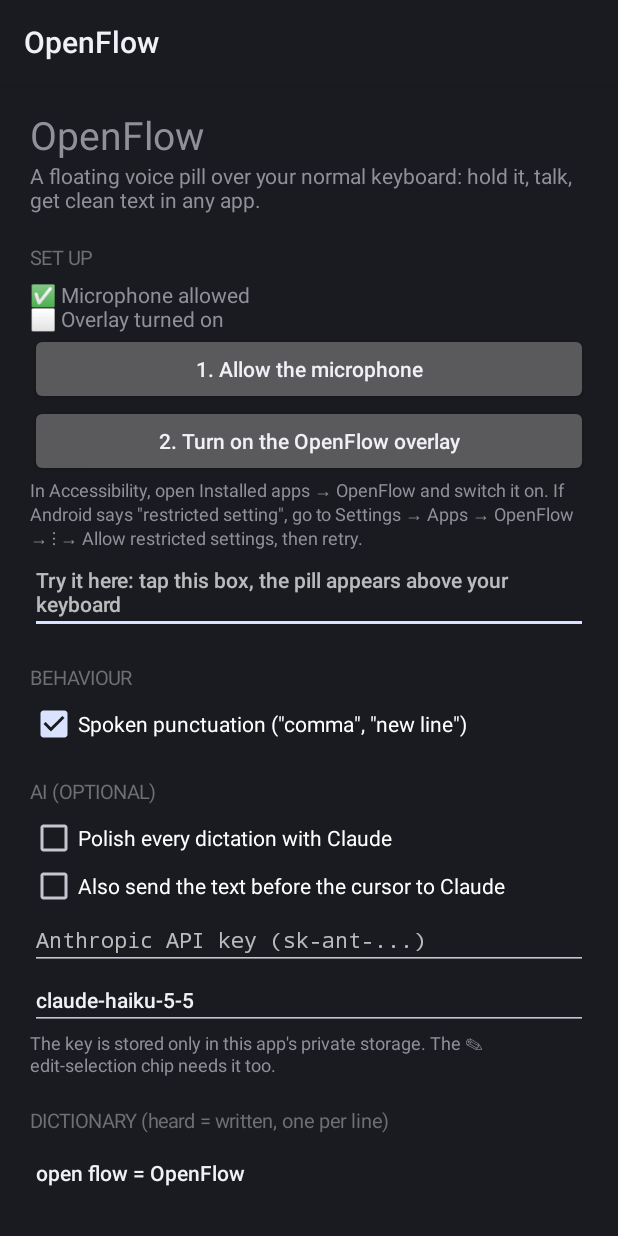
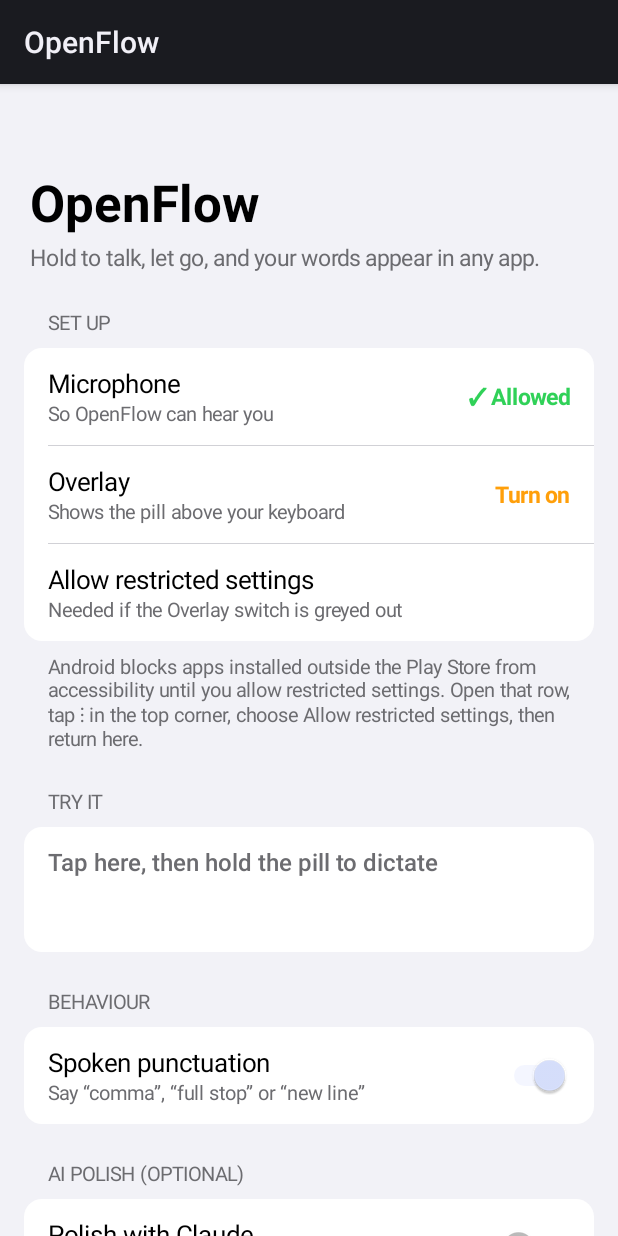
Before and after one commit to PremKishore27/openflow-android, an Android app: the screen it shows after launch (SettingsActivity), on a phone screen of 412 x 824 dp. Run offline under Robolectric (Android 15) with nearby library versions, the phone set to English and light mode, and no system bars.

Commit message:
Apple-style settings screen, new icon, Android install guide, release on tag

```diff
--- a/app/build.gradle.kts
+++ b/app/build.gradle.kts
@@ -11,8 +11,8 @@ android {
         applicationId = "com.openflow.android"
         minSdk = 26
         targetSdk = 35
-        versionCode = 2
-        versionName = "0.2"
+        versionCode = 3
+        versionName = "0.3"
     }
 
     buildTypes {
--- a/app/src/main/java/com/openflow/android/SettingsActivity.kt
+++ b/app/src/main/java/com/openflow/android/SettingsActivity.kt
@@ -2,38 +2,60 @@ package com.openflow.android
 
 import android.Manifest
 import android.app.Activity
+import android.content.ComponentName
 import android.content.Intent
 import android.content.pm.PackageManager
+import android.content.res.Configuration
+import android.graphics.Typeface
+import android.graphics.drawable.GradientDrawable
+import android.net.Uri
 import android.os.Bundle
 import android.provider.Settings
 import android.text.InputType
-import android.widget.Button
-import android.widget.CheckBox
+import android.view.Gravity
+import android.view.View
 import android.widget.EditText
 import android.widget.LinearLayout
 import android.widget.ScrollView
+import android.widget.Switch
 import android.widget.TextView
 import android.widget.Toast
 
-/** Setup + settings screen (the launcher icon). Built in code so the project needs no extra libraries. */
+/**
+ * Setup and settings. Styled after Apple's grouped-list look: light and dark, rounded cards,
+ * hairline separators, system colours. Built in code so the project needs no extra libraries.
+ */
 class SettingsActivity : Activity() {
     private lateinit var prefs: Prefs
-    private lateinit var statusView: TextView
-    private lateinit var polish: CheckBox
-    private lateinit var sendContext: CheckBox
-    private lateinit var spoken: CheckBox
+    private lateinit var micStatus: TextView
+    private lateinit var overlayStatus: TextView
+    private lateinit var polish: Switch
+    private lateinit var sendContext: Switch
+    private lateinit var spoken: Switch
     private lateinit var apiKey: EditText
     private lateinit var model: EditText
     private lateinit var dictionary: EditText
     private lateinit var snippets: EditText
     private lateinit var appStyles: EditText
+    private lateinit var tryField: EditText
+
+    private val night by lazy {
+        (resources.configuration.uiMode and Configuration.UI_MODE_NIGHT_MASK) == Configuration.UI_MODE_NIGHT_YES
+    }
+    private val cBg by lazy { if (night) 0xFF000000.toInt() else 0xFFF2F2F7.toInt() }
+    private val cCard by lazy { if (night) 0xFF1C1C1E.toInt() else 0xFFFFFFFF.toInt() }
+    private val cText by lazy { if (night) 0xFFFFFFFF.toInt() else 0xFF000000.toInt() }
+    private val cSub by lazy { if (night) 0xFF8E8E93.toInt() else 0xFF6C6C70.toInt() }
+    private val cLine by lazy { if (night) 0xFF38383A.toInt() else 0xFFD1D1D6.toInt() }
+    private val accent = 0xFF0A84FF.toInt()
+    private val good = 0xFF30D158.toInt()
+    private val attention = 0xFFFF9F0A.toInt()
 
     private fun dp(v: Int) = (v * resources.displayMetrics.density).toInt()
 
     override fun onCreate(savedInstanceState: Bundle?) {
         super.onCreate(savedInstanceState)
         prefs = Prefs(this)
-        title = "OpenFlow"
         setContentView(build())
     }
 
@@ -47,81 +69,180 @@ class SettingsActivity : Activity() {
         refreshStatus()
     }
 
-    private fun heading(text: String) = TextView(this).apply {
-        this.text = text
-        textSize = 13f
-        setPadding(0, dp(20), 0, dp(6))
-        setTextColor(0xFF6E6E73.toInt())
+    // ---------- building blocks ----------
+    private fun rounded(color: Int, radius: Int) = GradientDrawable().apply {
+        setColor(color)
+        cornerRadius = dp(radius).toFloat()
     }
 
-    private fun button(text: String, onClick: () -> Unit) = Button(this).apply {
-        this.text = text
-        isAllCaps = false
-        setOnClickListener { onClick() }
+    private fun text(s: String, size: Float, color: Int? = null, bold: Boolean = false) = TextView(this).apply {
+        text = s
+        textSize = size
+        setTextColor(color ?: cText)
+        if (bold) typeface = Typeface.DEFAULT_BOLD
+    }
+
+    private fun section(title: String) = text(title.uppercase(), 13f, cSub).apply {
+        setPadding(dp(32), dp(24), dp(20), dp(8))
+    }
+
+    private fun footnote(s: String) = text(s, 13f, cSub).apply { setPadding(dp(32), dp(8), dp(20), 0) }
+
+    private fun card() = LinearLayout(this).apply {
+        orientation = LinearLayout.VERTICAL
+        background = rounded(cCard, 12)
+        layoutParams = LinearLayout.LayoutParams(-1, -2).apply { setMargins(dp(16), 0, dp(16), 0) }
+    }
+
+    private fun divider(into: LinearLayout) {
+        into.addView(
+            View(this).apply { setBackgroundColor(cLine) },
+            LinearLayout.LayoutParams(-1, 1).apply { setMargins(dp(16), 0, 0, 0) }
+        )
+    }
+
+    private fun row(title: String, subtitle: String?, trailing: View?, onClick: (() -> Unit)? = null): LinearLayout {
+        val left = LinearLayout(this).apply { orientation = LinearLayout.VERTICAL }
+        left.addView(text(title, 17f))
+        if (subtitle != null) left.addView(text(subtitle, 13f, cSub))
+        return LinearLayout(this).apply {
+            orientation = LinearLayout.HORIZONTAL
+            gravity = Gravity.CENTER_VERTICAL
+            setPadding(dp(16), dp(12), dp(16), dp(12))
+            addView(left, LinearLayout.LayoutParams(0, -2, 1f))
+            if (trailing != null) addView(trailing, LinearLayout.LayoutParams(-2, -2).apply { marginStart = dp(12) })
+            if (onClick != null) {
+                val ta = obtainStyledAttributes(intArrayOf(android.R.attr.selectableItemBackground))
+                background = ta.getDrawable(0)
+                ta.recycle()
+                isClickable = true
+                setOnClickListener { onClick() }
+            }
+        }
+    }
+
+    private fun switchRow(title: String, subtitle: String?, checked: Boolean): Pair<LinearLayout, Switch> {
+        val sw = Switch(this).apply { isChecked = checked }
+        return row(title, subtitle, sw) to sw
     }
 
     private fun field(hint: String, value: String, lines: Int = 1, secret: Boolean = false) = EditText(this).apply {
         this.hint = hint
         setText(value)
-        if (secret) inputType = InputType.TYPE_CLASS_TEXT or InputType.TYPE_TEXT_VARIATION_PASSWORD
-        else if (lines > 1) { inputType = InputType.TYPE_CLASS_TEXT or InputType.TYPE_TEXT_FLAG_MULTI_LINE; minLines = lines; gravity = android.view.Gravity.TOP }
-        textSize = 14f
+        textSize = 16f
+        setTextColor(cText)
+        setHintTextColor(cSub)
+        background = null
+        setPadding(dp(16), dp(12), dp(16), dp(12))
+        when {
+            secret -> inputType = InputType.TYPE_CLASS_TEXT or InputType.TYPE_TEXT_VARIATION_PASSWORD
+            lines > 1 -> {
+                inputType = InputType.TYPE_CLASS_TEXT or InputType.TYPE_TEXT_FLAG_MULTI_LINE
+                minLines = lines
+                gravity = Gravity.TOP
+            }
+        }
     }
 
+    private fun primaryButton(label: String, onClick: () -> Unit) = TextView(this).apply {
+        text = label
+        textSize = 17f
+        setTextColor(0xFFFFFFFF.toInt())
+        typeface = Typeface.DEFAULT_BOLD
+        gravity = Gravity.CENTER
+        background = rounded(accent, 12)
+        layoutParams = LinearLayout.LayoutParams(-1, dp(52)).apply { setMargins(dp(16), dp(24), dp(16), 0) }
+        setOnClickListener { onClick() }
+    }
+
+    // ---------- screen ----------
     private fun build(): ScrollView {
         val col = LinearLayout(this).apply {
             orientation = LinearLayout.VERTICAL
-            setPadding(dp(20), dp(16), dp(20), dp(40))
+            setPadding(0, dp(56), 0, dp(40))
         }
-        col.addView(TextView(this).apply { text = "OpenFlow"; textSize = 26f })
-        col.addView(TextView(this).apply { text = "A floating voice pill over your normal keyboard: hold it, talk, get clean text in any app." })
+        col.addView(text("OpenFlow", 34f, bold = true).apply { setPadding(dp(20), 0, dp(20), 0) })
+        col.addView(text("Hold to talk, let go, and your words appear in any app.", 15f, cSub).apply {
+            setPadding(dp(20), dp(4), dp(20), 0)
+        })
 
-        col.addView(heading("SET UP"))
-        statusView = TextView(this).apply { textSize = 14f }
-        col.addView(statusView)
-        col.addView(button("1. Allow the microphone") {
+        col.addView(section("Set up"))
+        val setup = card()
+        micStatus = text("", 15f, bold = true)
+        setup.addView(row("Microphone", "So OpenFlow can hear you", micStatus) {
             requestPermissions(arrayOf(Manifest.permission.RECORD_AUDIO), 1)
         })
-        col.addView(button("2. Turn on the OpenFlow overlay") {
+        divider(setup)
+        overlayStatus = text("", 15f, bold = true)
+        setup.addView(row("Overlay", "Shows the pill above your keyboard", overlayStatus) {
             startActivity(Intent(Settings.ACTION_ACCESSIBILITY_SETTINGS))
         })
-        col.addView(TextView(this).apply {
-            text = "In Accessibility, open Installed apps → OpenFlow and switch it on. If Android says " +
-                "\"restricted setting\", go to Settings → Apps → OpenFlow → ⋮ → Allow restricted settings, then retry."
-            textSize = 12f
+        divider(setup)
+        setup.addView(row("Allow restricted settings", "Needed if the Overlay switch is greyed out", null) {
+            startActivity(Intent(Settings.ACTION_APPLICATION_DETAILS_SETTINGS, Uri.parse("package:$packageName")))
         })
-        col.addView(field("Try it here: tap this box, the pill appears above your keyboard", "", 2))
+        col.addView(setup)
+        col.addView(footnote(
+            "Android blocks apps installed outside the Play Store from accessibility until you allow " +
+                "restricted settings. Open that row, tap ⋮ in the top corner, choose Allow restricted settings, " +
+                "then return here."
+        ))
 
-        col.addView(heading("BEHAVIOUR"))
-        spoken = CheckBox(this).apply { text = "Spoken punctuation (\"comma\", \"new line\")"; isChecked = prefs.spoken }
-        col.addView(spoken)
+        col.addView(section("Try it"))
+        val tryCard = card()
+        tryField = field("Tap here, then hold the pill to dictate", "", 3)
+        tryCard.addView(tryField)
+        col.addView(tryCard)
 
-        col.addView(heading("AI (OPTIONAL)"))
-        polish = CheckBox(this).apply { text = "Polish every dictation with Claude"; isChecked = prefs.polish }
-        sendContext = CheckBox(this).apply { text = "Also send the text before the cursor to Claude"; isChecked = prefs.sendContext }
-        col.addView(polish)
-        col.addView(sendContext)
-        apiKey = field("Anthropic API key (sk-ant-...)", prefs.apiKey, secret = true)
+        col.addView(section("Behaviour"))
+        val behaviour = card()
+        val (spokenRow, sw) = switchRow("Spoken punctuation", "Say “comma”, “full stop” or “new line”", prefs.spoken)
+        spoken = sw
+        behaviour.addView(spokenRow)
+        col.addView(behaviour)
+
+        col.addView(section("AI polish (optional)"))
+        val ai = card()
+        val (polishRow, p) = switchRow("Polish with Claude", "Smooths grammar and flow", prefs.polish)
+        polish = p
+        ai.addView(polishRow)
+        divider(ai)
+        val (ctxRow, c) = switchRow("Send text before cursor", "Helps match names and style", prefs.sendContext)
+        sendContext = c
+        ai.addView(ctxRow)
+        divider(ai)
+        apiKey = field("Anthropic API key (sk-ant-…)", prefs.apiKey, secret = true)
+        ai.addView(apiKey)
+        divider(ai)
         model = field("Model", prefs.model)
-        col.addView(apiKey)
-        col.addView(model)
-        col.addView(TextView(this).apply {
-            text = "The key is stored only in this app's private storage. The ✎ edit-selection chip needs it too."
-            textSize = 12f
-        })
+        ai.addView(model)
+        col.addView(ai)
+        col.addView(footnote("Stored only on this phone. OpenFlow works fully without a key."))
 
-        col.addView(heading("DICTIONARY (heard = written, one per line)"))
+        col.addView(section("Dictionary: heard = written"))
+        val dict = card()
         dictionary = field("open flow = OpenFlow", prefs.dictionaryText, 4)
-        col.addView(dictionary)
-        col.addView(heading("SNIPPETS (say trigger = inserted text)"))
+        dict.addView(dictionary)
+        col.addView(dict)
+
+        col.addView(section("Snippets: say = inserted"))
+        val snip = card()
         snippets = field("my email = you@example.com", prefs.snippetsText, 3)
-        col.addView(snippets)
-        col.addView(heading("TONE PER APP (package name = casual | formal | default)"))
+        snip.addView(snippets)
+        col.addView(snip)
+
+        col.addView(section("Tone per app: package = casual | formal | default"))
+        val tone = card()
         appStyles = field("com.whatsapp = casual", prefs.appStylesText, 4)
-        col.addView(appStyles)
+        tone.addView(appStyles)
+        col.addView(tone)
 
-        col.addView(button("Save") { save() }.apply { setPadding(0, dp(12), 0, dp(12)) })
-        return ScrollView(this).apply { addView(col) }
+        col.addView(primaryButton("Save") { save() })
+        return ScrollView(this).apply {
+            setBackgroundColor(cBg)
+            isFillViewport = true
+            addView(col)
+        }
     }
 
     private fun save() {
@@ -137,10 +258,14 @@ class SettingsActivity : Activity() {
     }
 
     private fun refreshStatus() {
-        val enabledServices = Settings.Secure.getString(contentResolver, Settings.Secure.ENABLED_ACCESSIBILITY_SERVICES) ?: ""
-        val overlay = enabledServices.contains("$packageName/")
         val mic = checkSelfPermission(Manifest.permission.RECORD_AUDIO) == PackageManager.PERMISSION_GRANTED
-        fun mark(ok: Boolean) = if (ok) "✅" else "⬜"
-        statusView.text = "${mark(mic)} Microphone allowed\n${mark(overlay)} Overlay turned on"
+        micStatus.text = if (mic) "✓ Allowed" else "Allow"
+        micStatus.setTextColor(if (mic) good else accent)
+
+        val service = ComponentName(this, OpenFlowService::class.java).flattenToString()
+        val enabled = Settings.Secure.getString(contentResolver, Settings.Secure.ENABLED_ACCESSIBILITY_SERVICES)
+            ?.contains(service) == true
+        overlayStatus.text = if (enabled) "✓ On" else "Turn on"
+        overlayStatus.setTextColor(if (enabled) good else attention)
     }
 }
--- /dev/null
+++ b/app/src/main/res/drawable/ic_launcher_background.xml
@@ -0,0 +1,20 @@
+<?xml version="1.0" encoding="utf-8"?>
+<vector xmlns:android="http://schemas.android.com/apk/res/android"
+    xmlns:aapt="http://schemas.android.com/aapt"
+    android:width="108dp"
+    android:height="108dp"
+    android:viewportWidth="108"
+    android:viewportHeight="108">
+    <path android:pathData="M0,0h108v108h-108z">
+        <aapt:attr name="android:fillColor">
+            <gradient
+                android:type="linear"
+                android:startX="0"
+                android:startY="0"
+                android:endX="108"
+                android:endY="108"
+                android:startColor="#5E5CE6"
+                android:endColor="#0A84FF" />
+        </aapt:attr>
+    </path>
+</vector>
--- a/app/src/main/res/drawable/ic_launcher_foreground.xml
+++ b/app/src/main/res/drawable/ic_launcher_foreground.xml
@@ -4,20 +4,10 @@
     android:height="108dp"
     android:viewportWidth="108"
     android:viewportHeight="108">
-    <!-- Microphone capsule -->
-    <path
-        android:fillColor="#FFFFFF"
-        android:pathData="M44,46 a10,10 0 0 1 20,0 V66 a10,10 0 0 1 -20,0 Z" />
-    <!-- Stand -->
+    <!-- Five rounded voice bars, tallest in the middle: a waveform that also reads as a voice -->
     <path
         android:strokeColor="#FFFFFF"
-        android:strokeWidth="4"
+        android:strokeWidth="6"
         android:strokeLineCap="round"
-        android:pathData="M36,58 V62 a18,18 0 0 0 36,0 V58" />
-    <!-- Stem and base -->
-    <path
-        android:strokeColor="#FFFFFF"
-        android:strokeWidth="4"
-        android:strokeLineCap="round"
-        android:pathData="M54,80 V88 M46,88 H62" />
+        android:pathData="M34,47 V61 M44,41 V67 M54,34 V74 M64,41 V67 M74,47 V61" />
 </vector>
--- a/app/src/main/res/mipmap-anydpi-v26/ic_launcher.xml
+++ b/app/src/main/res/mipmap-anydpi-v26/ic_launcher.xml
@@ -1,5 +1,5 @@
 <?xml version="1.0" encoding="utf-8"?>
 <adaptive-icon xmlns:android="http://schemas.android.com/apk/res/android">
-    <background android:drawable="@color/ic_launcher_background" />
+    <background android:drawable="@drawable/ic_launcher_background" />
     <foreground android:drawable="@drawable/ic_launcher_foreground" />
 </adaptive-icon>
```
Also changed, not shown: 4 other files.
